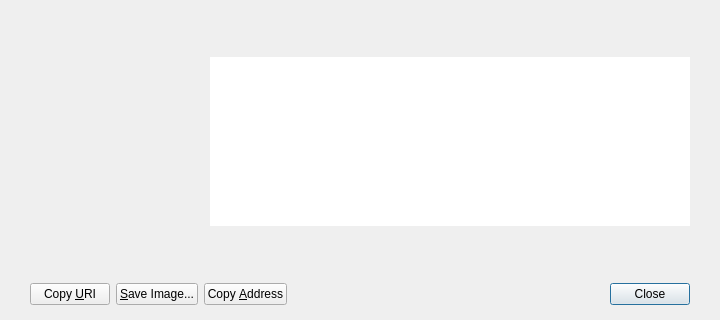
This is src/qt/forms/receiverequestdialog.ui in qtumproject/qtum as Qt 5 draws it before an edit. The edited form follows.
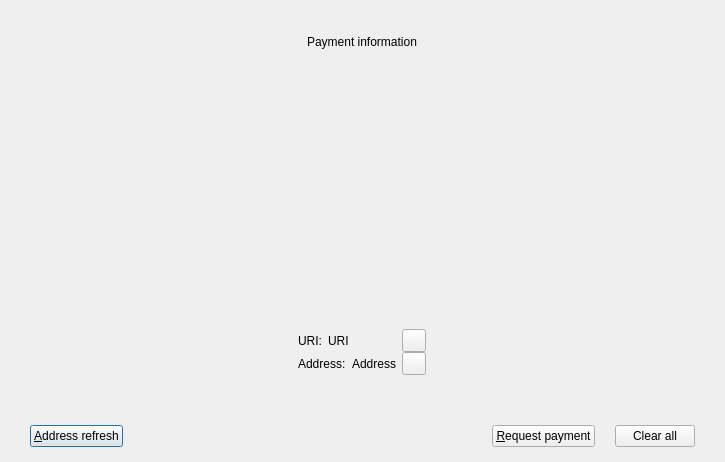
This is the edited form. Custom widgets are drawn as their Qt base class.

Commit message: Update receive request dialog UI

What changed in the file:
```diff
--- a/src/qt/forms/receiverequestdialog.ui
+++ b/src/qt/forms/receiverequestdialog.ui
@@ -6,8 +6,8 @@
    <rect>
     <x>0</x>
     <y>0</y>
-    <width>720</width>
-    <height>320</height>
+    <width>725</width>
+    <height>462</height>
    </rect>
   </property>
   <layout class="QVBoxLayout" name="verticalLayout_2">
@@ -18,7 +18,7 @@
     <number>0</number>
    </property>
    <property name="topMargin">
-    <number>15</number>
+    <number>0</number>
    </property>
    <property name="rightMargin">
     <number>0</number>
@@ -27,20 +27,87 @@
     <number>0</number>
    </property>
    <item>
+    <spacer name="verticalSpacer">
+     <property name="orientation">
+      <enum>Qt::Vertical</enum>
+     </property>
+     <property name="sizeHint" stdset="0">
+      <size>
+       <width>20</width>
+       <height>1</height>
+      </size>
+     </property>
+    </spacer>
+   </item>
+   <item>
+    <widget class="QWidget" name="widgetPaymentInformation" native="true">
     <layout class="QVBoxLayout" name="verticalLayout">
      <property name="spacing">
+       <number>15</number>
+      </property>
+      <property name="leftMargin">
+       <number>30</number>
+      </property>
+      <property name="topMargin">
+       <number>30</number>
+      </property>
+      <property name="rightMargin">
+       <number>30</number>
+      </property>
+      <property name="bottomMargin">
+       <number>30</number>
+      </property>
+      <item alignment="Qt::AlignHCenter|Qt::AlignVCenter">
+       <widget class="QLabel" name="labelPaymentInformation">
+        <property name="sizePolicy">
+         <sizepolicy hsizetype="Preferred" vsizetype="Maximum">
+          <horstretch>0</horstretch>
+          <verstretch>0</verstretch>
+         </sizepolicy>
+        </property>
+        <property name="text">
+         <string>Payment information</string>
+        </property>
+       </widget>
+      </item>
+      <item alignment="Qt::AlignHCenter|Qt::AlignVCenter">
+       <widget class="QWidget" name="widgetQRMargin" native="true">
+        <property name="sizePolicy">
+         <sizepolicy hsizetype="Preferred" vsizetype="Maximum">
+          <horstretch>0</horstretch>
+          <verstretch>0</verstretch>
+         </sizepolicy>
+        </property>
+        <layout class="QVBoxLayout" name="verticalLayout_5">
+         <property name="spacing">
       <number>0</number>
      </property>
+         <property name="leftMargin">
+          <number>40</number>
+         </property>
+         <property name="topMargin">
+          <number>40</number>
+         </property>
+         <property name="rightMargin">
+          <number>40</number>
+         </property>
+         <property name="bottomMargin">
+          <number>40</number>
+         </property>
      <item>
-      <layout class="QHBoxLayout" name="horizontalLayout_3">
+          <widget class="QWidget" name="widgetQRFrame" native="true">
+           <layout class="QVBoxLayout" name="verticalLayout_6">
+            <property name="spacing">
+             <number>0</number>
+            </property>
        <property name="leftMargin">
-        <number>10</number>
+             <number>0</number>
        </property>
        <property name="topMargin">
         <number>0</number>
        </property>
        <property name="rightMargin">
-        <number>30</number>
+             <number>0</number>
        </property>
        <property name="bottomMargin">
         <number>0</number>
@@ -55,14 +122,14 @@
          </property>
          <property name="minimumSize">
           <size>
-           <width>200</width>
-           <height>200</height>
+                <width>170</width>
+                <height>170</height>
           </size>
          </property>
          <property name="maximumSize">
           <size>
-           <width>200</width>
-           <height>200</height>
+                <width>170</width>
+                <height>170</height>
           </size>
          </property>
          <property name="toolTip">
@@ -79,53 +146,110 @@
          </property>
         </widget>
        </item>
-       <item>
-        <layout class="QVBoxLayout" name="verticalLayout_3">
-         <property name="topMargin">
-          <number>25</number>
-         </property>
-         <property name="bottomMargin">
-          <number>25</number>
-         </property>
-         <item>
-          <spacer name="verticalSpacer">
-           <property name="orientation">
-            <enum>Qt::Vertical</enum>
-           </property>
-           <property name="sizeHint" stdset="0">
-            <size>
-             <width>20</width>
-             <height>40</height>
-            </size>
-           </property>
-          </spacer>
+           </layout>
+          </widget>
          </item>
-         <item>
-          <widget class="QTextEdit" name="outUri">
+        </layout>
+       </widget>
+      </item>
+      <item alignment="Qt::AlignHCenter|Qt::AlignVCenter">
+       <widget class="QWidget" name="widgetAddrData" native="true">
            <property name="sizePolicy">
-            <sizepolicy hsizetype="Expanding" vsizetype="Expanding">
+         <sizepolicy hsizetype="Preferred" vsizetype="Maximum">
              <horstretch>0</horstretch>
              <verstretch>0</verstretch>
             </sizepolicy>
            </property>
-           <property name="minimumSize">
-            <size>
-             <width>0</width>
-             <height>50</height>
-            </size>
-           </property>
-           <property name="frameShape">
-            <enum>QFrame::NoFrame</enum>
-           </property>
-           <property name="frameShadow">
-            <enum>QFrame::Plain</enum>
-           </property>
-           <property name="tabChangesFocus">
-            <bool>true</bool>
-           </property>
-           <property name="textInteractionFlags">
-            <set>Qt::TextSelectableByKeyboard|Qt::TextSelectableByMouse</set>
-           </property>
+        <layout class="QGridLayout" name="gridLayout">
+         <property name="leftMargin">
+          <number>0</number>
+         </property>
+         <property name="topMargin">
+          <number>0</number>
+         </property>
+         <property name="rightMargin">
+          <number>0</number>
+         </property>
+         <property name="bottomMargin">
+          <number>0</number>
+         </property>
+         <property name="verticalSpacing">
+          <number>0</number>
+         </property>
+         <item row="0" column="0" alignment="Qt::AlignLeft">
+          <widget class="QWidget" name="widgetURI" native="true">
+           <layout class="QHBoxLayout" name="horizontalLayout_2">
+            <property name="leftMargin">
+             <number>0</number>
+            </property>
+            <property name="topMargin">
+             <number>0</number>
+            </property>
+            <property name="rightMargin">
+             <number>0</number>
+            </property>
+            <property name="bottomMargin">
+             <number>0</number>
+            </property>
+            <item>
+             <widget class="QLabel" name="labelURIName">
+              <property name="text">
+               <string>URI:</string>
+              </property>
+             </widget>
+            </item>
+            <item>
+             <widget class="QLabel" name="labelURI">
+              <property name="text">
+               <string>URI</string>
+              </property>
+             </widget>
+            </item>
+           </layout>
+          </widget>
+         </item>
+         <item row="0" column="1">
+          <widget class="QToolButton" name="btnCopyURI"/>
+         </item>
+         <item row="1" column="0" alignment="Qt::AlignLeft">
+          <widget class="QWidget" name="widgetAddress" native="true">
+           <layout class="QHBoxLayout" name="horizontalLayout_3">
+            <property name="leftMargin">
+             <number>0</number>
+            </property>
+            <property name="topMargin">
+             <number>0</number>
+            </property>
+            <property name="rightMargin">
+             <number>0</number>
+            </property>
+            <property name="bottomMargin">
+             <number>0</number>
+            </property>
+            <item>
+             <widget class="QLabel" name="labelAddressName">
+              <property name="text">
+               <string>Address:</string>
+              </property>
+             </widget>
+            </item>
+            <item>
+             <widget class="QLabel" name="labelAddress">
+              <property name="text">
+               <string>Address</string>
+              </property>
+             </widget>
+            </item>
+           </layout>
+          </widget>
+         </item>
+         <item row="1" column="1">
+          <widget class="QToolButton" name="btnCopyAddress"/>
+         </item>
+        </layout>
+       </widget>
+      </item>
+     </layout>
           </widget>
          </item>
          <item>
@@ -136,16 +260,10 @@
            <property name="sizeHint" stdset="0">
             <size>
              <width>20</width>
-             <height>40</height>
+       <height>0</height>
             </size>
            </property>
           </spacer>
-         </item>
-        </layout>
-       </item>
-      </layout>
-     </item>
-    </layout>
    </item>
    <item>
     <widget class="QWidget" name="buttonsContainerWhite" native="true">
@@ -164,33 +282,13 @@
       </property>
       <item>
        <layout class="QHBoxLayout" name="horizontalLayout">
-        <item>
-         <widget class="QPushButton" name="btnCopyURI">
-          <property name="text">
-           <string>Copy &amp;URI</string>
-          </property>
-          <property name="autoDefault">
-           <bool>false</bool>
-          </property>
-         </widget>
-        </item>
+        <property name="spacing">
+         <number>20</number>
+        </property>
         <item>
          <widget class="QPushButton" name="btnSaveAs">
           <property name="text">
-           <string>&amp;Save Image...</string>
-          </property>
-          <property name="autoDefault">
-           <bool>false</bool>
-          </property>
-         </widget>
-        </item>
-        <item>
-         <widget class="QPushButton" name="btnCopyAddress">
-          <property name="text">
-           <string>Copy &amp;Address</string>
-          </property>
-          <property name="autoDefault">
-           <bool>false</bool>
+           <string>&amp;Address refresh</string>
           </property>
          </widget>
         </item>
@@ -208,12 +306,16 @@
          </spacer>
         </item>
         <item>
-         <widget class="QDialogButtonBox" name="buttonBox">
-          <property name="styleSheet">
-           <string notr="true"/>
+         <widget class="QPushButton" name="btnRequestPayment">
+          <property name="text">
+           <string>&amp;Request payment</string>
           </property>
-          <property name="standardButtons">
-           <set>QDialogButtonBox::Close</set>
+         </widget>
+        </item>
+        <item>
+         <widget class="QPushButton" name="btnClear">
+          <property name="text">
+           <string>Clear all</string>
           </property>
          </widget>
         </item>
```
Left out of the diff: 37 changed lines with no effect on the pictures. Lines whose indentation alone changed are shown as unchanged. The commit also changes 4 other files.
